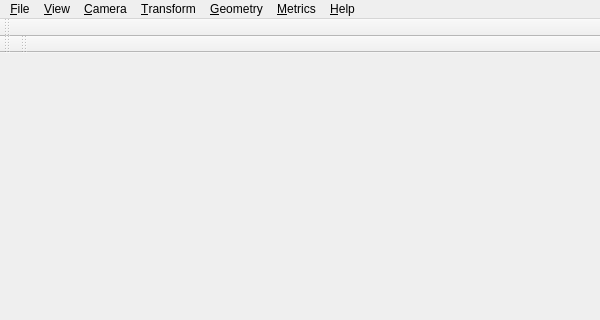
The window that forms/ClinifaceMain.ui (frontiersi/Cliniface) describes before a commit, drawn with Qt 5; both pictures show x 0 to 600 and y 0 to 320 of the 600 by 690 pixel window.
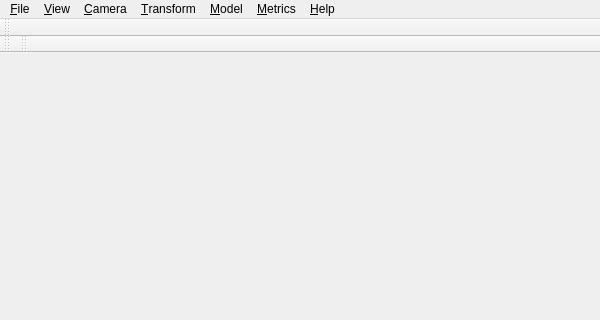
The same window after the commit. Icons and pictures are not drawn.

The edit to the form file:
```diff
--- a/forms/ClinifaceMain.ui
+++ b/forms/ClinifaceMain.ui
@@ -57,7 +57,7 @@
    </widget>
    <widget class="QMenu" name="menu_Geometry">
     <property name="title">
-     <string>&amp;Geometry</string>
+     <string>&amp;Model</string>
     </property>
    </widget>
    <widget class="QMenu" name="menu_View">
```
